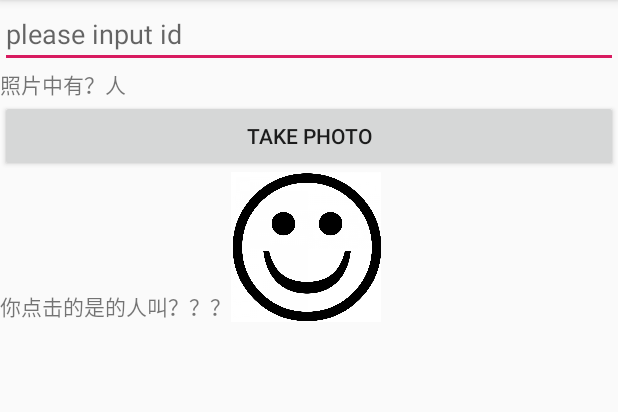
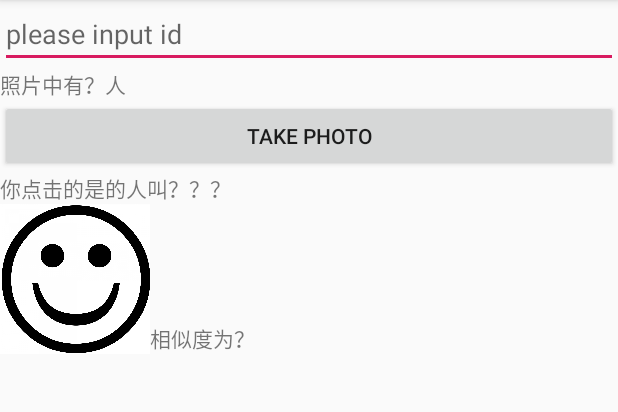
Before and after one commit to XMeleny/face_client, an Android app: the screen it shows after launch (MainActivity), after a tap on "TAKE PHOTO", on a phone screen of 412 x 824 dp, the part 84-496 px from its top. Run offline under Robolectric (Android 15) with nearby library versions, the phone set to English and light mode, and no system bars; 1 statement that could not run was skipped.

```diff
--- a/app/src/main/java/com/example/faceclient/MainActivity.java
+++ b/app/src/main/java/com/example/faceclient/MainActivity.java
@@ -69,9 +69,8 @@ public class MainActivity extends AppCompatActivity {
     Button btnGetPhoto;
     ImageView ivPhoto;
     ImageView ivTemp;
-    TextView count;
-    TextView name;
-    JSONArray jsonNames,jsonStr;
+    TextView count,name,similarity;
+    JSONArray jsonNames,jsonStr,jsonSimilarity;
     List<Location> locationList=new ArrayList<>();
     public static int TAKE_PHOTO_REQUEST_CODE = 1; //拍照
     public static int PHOTO_REQUEST_CUT = 2; //裁切
@@ -93,6 +92,7 @@ public class MainActivity extends AppCompatActivity {
         ivTemp=findViewById(R.id.iv_temp);
         count=findViewById(R.id.count);
         name=findViewById(R.id.name);
+        similarity=findViewById(R.id.similarity);
         ivPhoto.setAdjustViewBounds(true);
 
 //        int heightPixels = outMetrics.heightPixels;
@@ -114,6 +114,8 @@ public class MainActivity extends AppCompatActivity {
                 takePhotos();
                 name.setText("你点击的是的人叫？？？");
                 count.setText("照片中有？人");
+                similarity.setText("相似度为？");
+                ivTemp.setImageResource(R.drawable.init);
             }
         });
 
@@ -155,8 +157,17 @@ public class MainActivity extends AppCompatActivity {
 
                        try {
                            String name1=jsonNames.getString(i);
+                           String similarity1=jsonSimilarity.getString(i);
                            System.out.println("----click_name----"+name1);
                            name.setText("你点击的是的人叫" + name1);
+                           if(name1.equals("Unknown"))
+                           {
+                                similarity.setText("图库没有该人脸");
+                           }
+                           else
+                               {
+                               similarity.setText("相似度为" + similarity1);
+                           }
                            //点击的人脸的预存图片
                            String str = jsonStr.getString(i);
                            Bitmap bitmap1 = stringToBitmap(str);
@@ -172,7 +183,7 @@ public class MainActivity extends AppCompatActivity {
                if(k==0)
                 {
                     name.setText("没有点击到人脸哦");
-                    ivTemp.setImageResource(R.drawable.black);
+                    ivTemp.setImageResource(R.drawable.init);
                 }
 
                 return false;
@@ -417,7 +428,9 @@ public class MainActivity extends AppCompatActivity {
             String count1=jsonObject.optString("count");
             System.out.println("----count----"+count1);
             jsonNames= jsonObject.getJSONArray("names");
+            jsonSimilarity=jsonObject.getJSONArray("similarities");
             System.out.println("----names----"+jsonNames);
+            System.out.println("----names----"+jsonSimilarity);
             count.setText("照片中有"+count1+"人");
             jsonStr=jsonObject.getJSONArray("photo_str");
             System.out.println("----Pre-store picture str----"+jsonStr);
--- a/app/src/main/res/layout/activity_main.xml
+++ b/app/src/main/res/layout/activity_main.xml
@@ -26,25 +26,33 @@
         android:layout_height="wrap_content"
         android:id="@+id/btn_take_photo"
         android:text="take photo"/>
+    <TextView
+        android:layout_width="wrap_content"
+        android:layout_height="wrap_content"
+        android:id="@+id/name"
+        android:text="你点击的人叫？？？"
+        android:layout_gravity="bottom"
+        />
     <LinearLayout
         android:layout_width="wrap_content"
         android:layout_height="wrap_content"
         android:orientation="horizontal"
         >
-<TextView
-    android:layout_width="wrap_content"
-    android:layout_height="wrap_content"
-    android:id="@+id/name"
-    android:text="你点击的是的人叫？？？"
-    android:layout_gravity="bottom"
 
-    />
+
     <ImageView
         android:layout_width="100dp"
         android:layout_height="100dp"
         android:id="@+id/iv_temp"
         android:src="@drawable/init"
         />
+        <TextView
+            android:layout_width="wrap_content"
+            android:layout_height="wrap_content"
+            android:id="@+id/similarity"
+            android:text="相似度为？"
+            android:layout_gravity="bottom"
+            />
     </LinearLayout>
         <ImageView
             android:layout_width="wrap_content"
```
